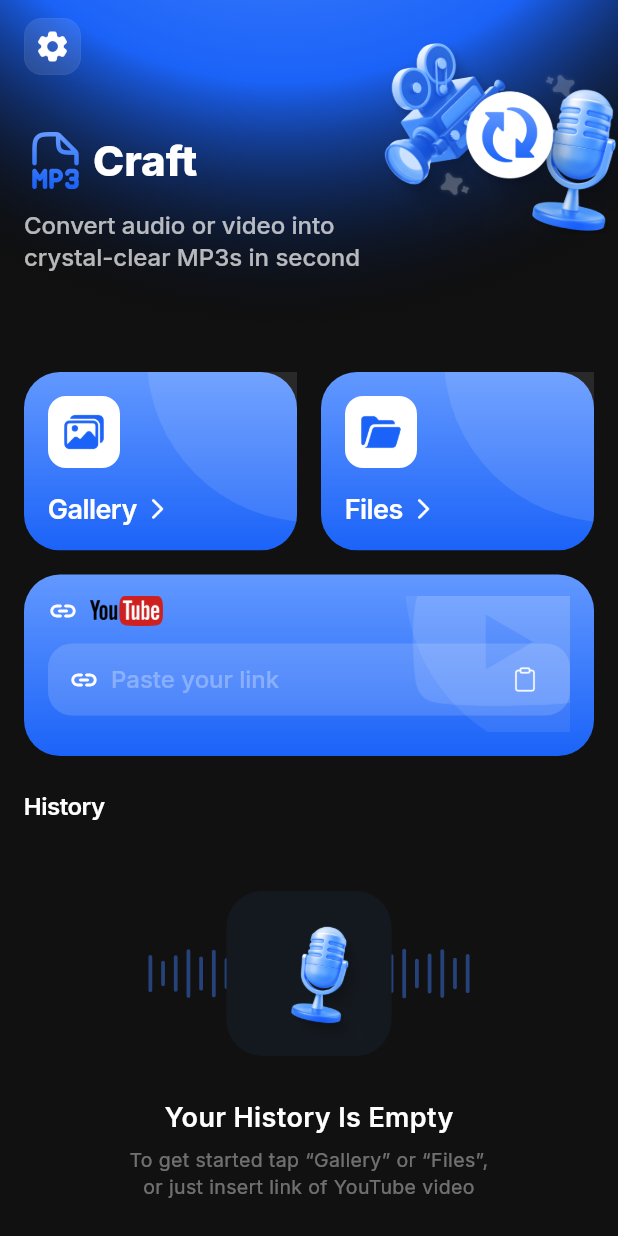
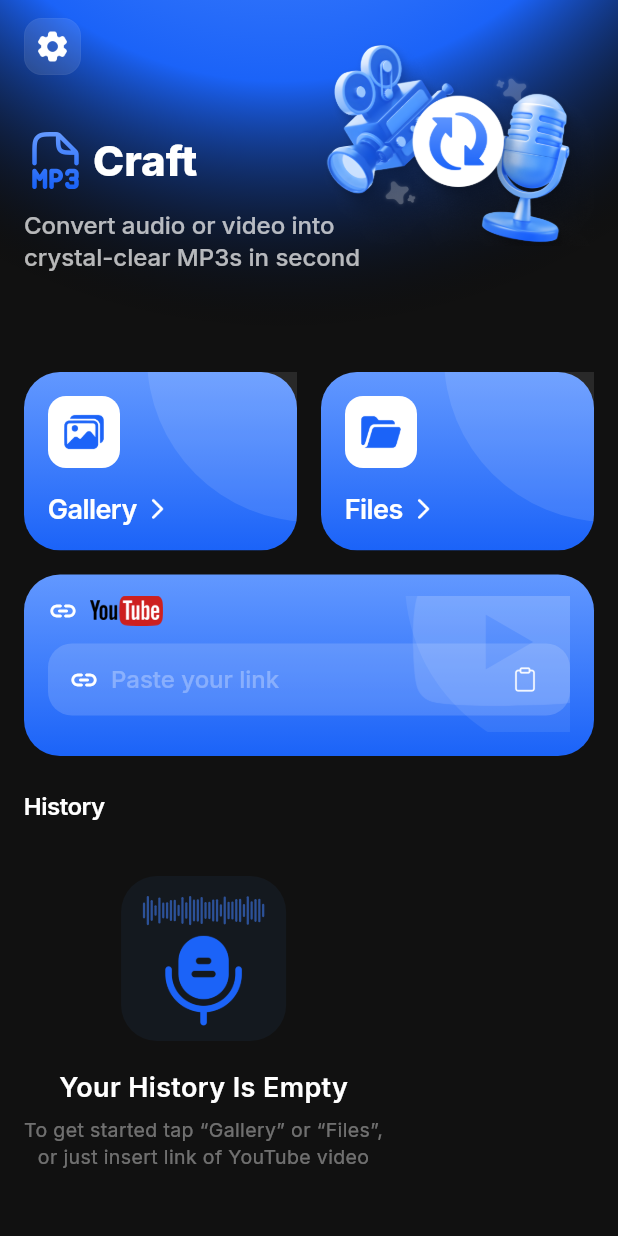
Before and after one commit to aleksandr-chaika/video-to-audio, a Flutter app: the screen it shows after launch, on a phone screen of 412 x 824 dp. Run offline on Flutter 3.47's test engine with Material 3 defaults, Android fonts, the phone set to English and light mode, and no system bars; our stand-ins replace dartz, dio, equatable, file_picker, flutter_bloc, get_it and 6 more; accounts and stored records are empty.

Commit message:
fix(ui): History card 1:1 с дизайном — solar mic + waveform внутри + hero right offset
История empty state переделана под Image #13 reference:
- mic_3d.png заменён на solar:microphone-3-bold (вертикальная синяя
  капсула с прорезью grill, Iconify SVG → PNG 240×240)
- waveform-полоса теперь рисуется ВНУТРИ card в верхней четверти
  (Positioned top:14 left/right:14 height:18, 32 узких бара
  переменной высоты) — а не торчит по бокам card
- Mic-icon размер 70×70 (вместо 90×90), отцентрирован в нижней
  части card

Hero (Image #12 feedback): right:-30 → right:0, width 200→210 —
3D-блок не выходит за правый край screen.

```diff
--- a/mobile/lib/core/widgets/app_logo.dart
+++ b/mobile/lib/core/widgets/app_logo.dart
@@ -26,13 +26,14 @@ class AppLogo extends StatelessWidget {
         clipBehavior: Clip.none,
         children: <Widget>[
           // 3D-композиция: верхне-правый угол; top:-58 поднимает её на
-          // уровень header (settings icon), не залезая на текст слева.
+          // уровень header (settings icon), небольшой right offset чтобы
+          // 3D не выходил далеко за экран.
           Positioned(
-            right: -30,
+            right: 0,
             top: -58,
             child: IgnorePointer(
               child: SizedBox(
-                width: 200,
+                width: 210,
                 height: 175,
                 child: Image.asset(
                   heroAssetPath,
--- a/mobile/lib/features/history/presentation/widgets/history_empty.dart
+++ b/mobile/lib/features/history/presentation/widgets/history_empty.dart
@@ -5,9 +5,9 @@ import 'package:google_fonts/google_fonts.dart';
 import '../../../../app/theme/app_colors.dart';
 import '../../../../app/theme/app_dimens.dart';
 
-/// Empty history state — Image#10 reference (Figma).
-/// Rounded square 110×110 radius 24 #14191F с 3D-микрофоном по центру и
-/// тонкими waveform-барами по сторонам, выходящими за пределы card.
+/// Empty history state — Image#13 reference (Figma).
+/// Rounded square 110×110 radius 24 #14191F.
+/// Внутри card сверху — тонкая waveform-полоса, ниже — синий микрофон.
 class HistoryEmptyView extends StatelessWidget {
   const HistoryEmptyView({super.key});
 
@@ -17,20 +17,7 @@ class HistoryEmptyView extends StatelessWidget {
       padding: const EdgeInsets.symmetric(vertical: AppDimens.space24),
       child: Column(
         children: <Widget>[
-          SizedBox(
-            width: double.infinity,
-            height: 130,
-            child: Stack(
-              alignment: Alignment.center,
-              children: <Widget>[
-                // Waveform-бары по горизонтали (220 wide), центральные
-                // скрыты — там card+mic.
-                SizedBox(
-                  width: 220,
-                  height: 60,
-                  child: CustomPaint(painter: _MicWavePainter()),
-                ),
-                // Dark rounded square 110×110, radius 24
+          // Card 110×110 с waveform сверху и mic-icon снизу.
           Container(
             width: 110,
             height: 110,
@@ -38,23 +25,40 @@ class HistoryEmptyView extends StatelessWidget {
               color: AppColors.surfaceCard,
               borderRadius: BorderRadius.circular(AppDimens.radius24),
             ),
+            child: Stack(
+              children: <Widget>[
+                // Waveform-полоса в верхней четверти card.
+                Positioned(
+                  left: 14,
+                  right: 14,
+                  top: 14,
+                  height: 18,
+                  child: CustomPaint(painter: _MicWavePainter()),
                 ),
-                // 3D-микрофон поверх card.
-                Image.asset(
+                // Mic-icon — занимает нижние ~3/4 card.
+                Positioned(
+                  left: 0,
+                  right: 0,
+                  bottom: 6,
+                  child: Center(
+                    child: Image.asset(
                       'assets/images/mic_3d.png',
-                  width: 90,
-                  height: 90,
+                      width: 70,
+                      height: 70,
                       fit: BoxFit.contain,
-                  errorBuilder: (BuildContext c, Object err, StackTrace? st) {
+                      errorBuilder:
+                          (BuildContext c, Object err, StackTrace? st) {
                         if (kDebugMode) {
                           debugPrint('mic_3d.png load failed: $err');
                         }
                         return const Icon(
                           Icons.mic_rounded,
-                      size: 64,
+                          size: 56,
                           color: AppColors.accentSolid,
                         );
                       },
+                    ),
+                  ),
                 ),
               ],
             ),
@@ -86,28 +90,26 @@ class HistoryEmptyView extends StatelessWidget {
   }
 }
 
-/// Тонкие audio-bars 220×60: центральные ~10 баров скрыты (там card+mic),
-/// крайние видны слева и справа от тёмной card как audio-визуализация.
+/// Тонкая audio-визуализация — горизонтальные бары переменной высоты,
+/// рисуются по всей ширине canvas. Симулирует пик-уровни записи.
 class _MicWavePainter extends CustomPainter {
   @override
   void paint(Canvas canvas, Size size) {
     final Paint paint = Paint()
-      ..color = AppColors.accentSolid.withValues(alpha: 0.45)
-      ..strokeWidth = 2.5
+      ..color = AppColors.accentSolid.withValues(alpha: 0.55)
+      ..strokeWidth = 1.5
       ..strokeCap = StrokeCap.round;
 
+    const int bars = 32;
+    final double step = size.width / bars;
     final double centerY = size.height / 2;
-    const int bars = 26;
-    final double step = size.width / bars;
-    const int hideFrom = 8;
-    const int hideTo = 17;
     for (int i = 0; i < bars; i++) {
-      if (i >= hideFrom && i <= hideTo) continue;
       final double x = i * step + step / 2;
-      final double normalized = (i / bars - 0.5).abs();
-      final double pseudo = ((i * 7 + 3) % 5) / 5.0;
-      final double h =
-          (1 - normalized) * size.height * 0.8 * (0.4 + pseudo * 0.6) + 4;
+      // Псевдо-случайная амплитуда (стабильная между рендерами).
+      final double n1 = ((i * 11 + 3) % 17) / 17.0;
+      final double n2 = ((i * 7 + 5) % 13) / 13.0;
+      final double amp = (0.25 + n1 * 0.55 + n2 * 0.4).clamp(0.15, 1.0);
+      final double h = size.height * amp;
       canvas.drawLine(
         Offset(x, centerY - h / 2),
         Offset(x, centerY + h / 2),
```
Also changed, not shown: mobile/assets/images/mic_3d.png. Lines whose indentation alone changed are shown as unchanged.
